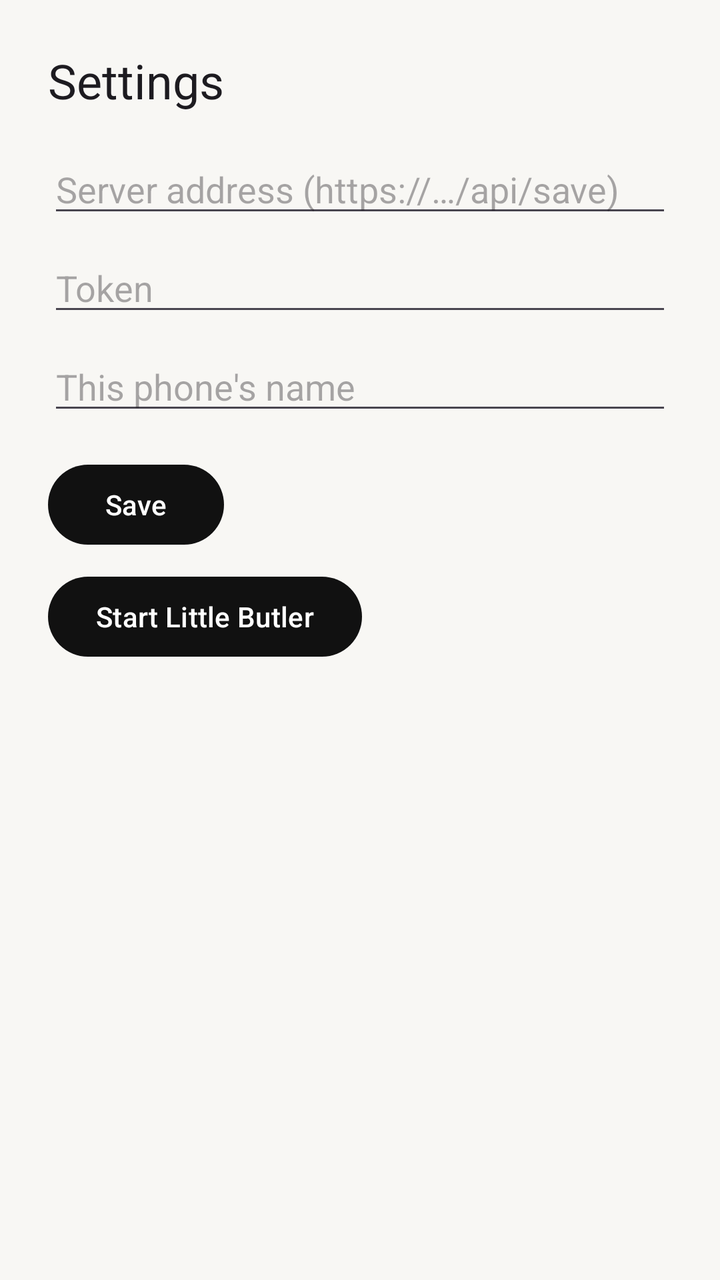
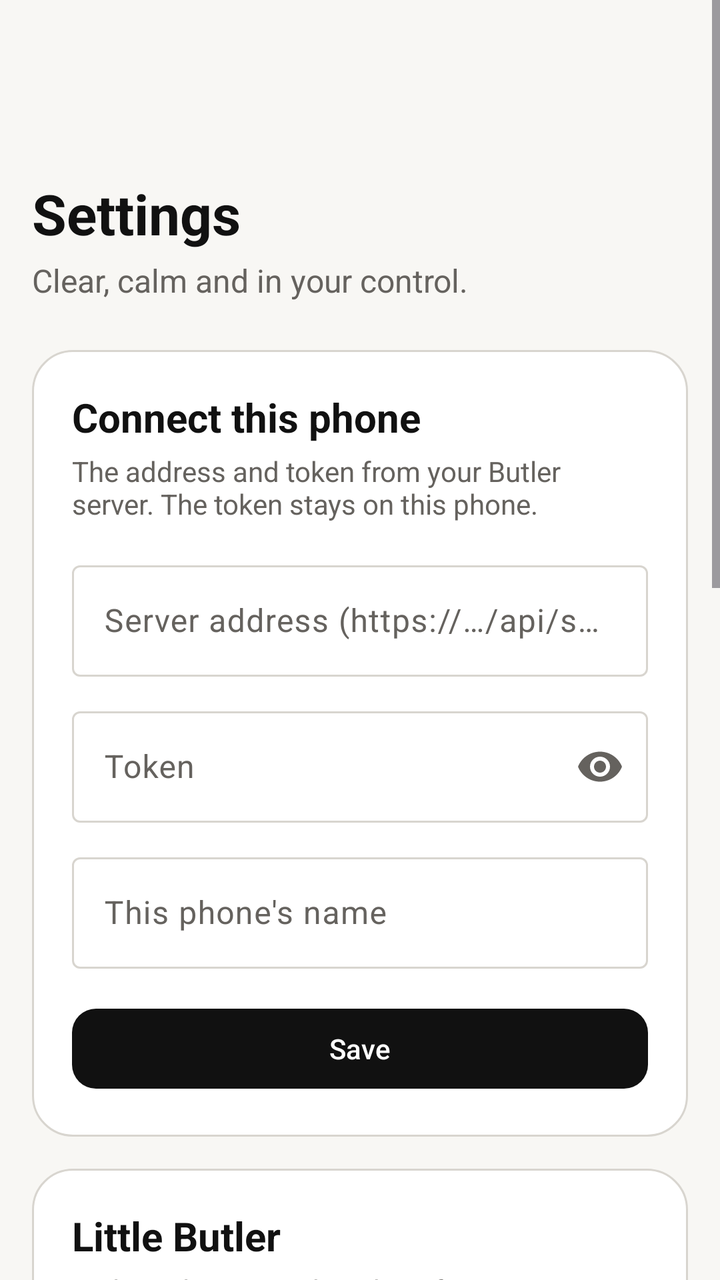

Two renders of the same Android screen: before a commit and after it. Below are the layout's source before the change and the commit's diff.
<!-- AndroidManifest.xml: application theme Theme.Butler -->
<!-- res/layout/activity_settings.xml -->
<?xml version="1.0" encoding="utf-8"?>
<ScrollView xmlns:android="http://schemas.android.com/apk/res/android"
    android:layout_width="match_parent"
    android:layout_height="match_parent"
    android:fitsSystemWindows="true">

    <LinearLayout
        android:layout_width="match_parent"
        android:layout_height="wrap_content"
        android:orientation="vertical"
        android:padding="24dp">

        <TextView
            android:layout_width="wrap_content"
            android:layout_height="wrap_content"
            android:text="@string/settings_title"
            android:textAppearance="?attr/textAppearanceHeadlineSmall" />

        <EditText
            android:id="@+id/save_url"
            android:layout_width="match_parent"
            android:layout_height="wrap_content"
            android:layout_marginTop="16dp"
            android:hint="@string/save_url_hint"
            android:importantForAutofill="no"
            android:inputType="textUri" />

        <EditText
            android:id="@+id/token"
            android:layout_width="match_parent"
            android:layout_height="wrap_content"
            android:layout_marginTop="8dp"
            android:hint="@string/token_hint"
            android:importantForAutofill="no"
            android:inputType="textPassword" />

        <EditText
            android:id="@+id/device"
            android:layout_width="match_parent"
            android:layout_height="wrap_content"
            android:layout_marginTop="8dp"
            android:hint="@string/device_hint"
            android:importantForAutofill="no"
            android:inputType="text" />

        <Button
            android:id="@+id/save_settings"
            android:layout_width="wrap_content"
            android:layout_height="wrap_content"
            android:layout_marginTop="16dp"
            android:text="@string/save" />

        <Button
            android:id="@+id/start_pet"
            android:layout_width="wrap_content"
            android:layout_height="wrap_content"
            android:layout_marginTop="8dp"
            android:text="@string/start_pet" />
    </LinearLayout>
</ScrollView>
<!-- resources referenced by this layout -->
<resources>
  <string name="device_hint">This phone's name</string>
  <string name="save">Save</string>
  <string name="save_url_hint">Server address (https://…/api/save)</string>
  <string name="settings_title">Settings</string>
  <string name="start_pet">Start Little Butler</string>
  <string name="token_hint">Token</string>
  <style name="Theme.Butler" parent="Theme.Material3.DayNight.NoActionBar">
          <item name="colorPrimary">@color/b2_ink</item>
          <item name="colorOnPrimary">@color/b2_white</item>
          <item name="colorPrimaryContainer">@color/b2_paper</item>
          <item name="colorOnPrimaryContainer">@color/b2_ink</item>
          <item name="colorSecondary">@color/b2_ink</item>
          <item name="colorOnSecondary">@color/b2_white</item>
          <item name="colorSecondaryContainer">@color/b2_line</item>
          <item name="colorOnSecondaryContainer">@color/b2_ink</item>
          <item name="colorTertiary">@color/b2_vermilion</item>
          <item name="android:colorBackground">@color/b2_paper</item>
          <item name="colorSurface">@color/b2_white</item>
          <item name="colorOnSurface">@color/b2_ink</item>
          <item name="colorOnSurfaceVariant">@color/b2_muted</item>
          <item name="colorOutline">@color/b2_line</item>
          <item name="colorError">@color/b2_action_red</item>
          <item name="android:statusBarColor">@color/b2_paper</item>
          <item name="android:windowLightStatusBar">true</item>
      </style>
  <color name="b2_ink">#111111</color>
  <color name="b2_white">#FFFFFF</color>
  <color name="b2_paper">#F8F7F4</color>
  <color name="b2_line">#D8D5CF</color>
  <color name="b2_vermilion">#E4462D</color>
  <color name="b2_muted">#65625E</color>
  <color name="b2_action_red">#B83120</color>
</resources>

<!-- the commit's change to res/layout/activity_settings.xml (unified diff, before → after) -->
@@ -1,60 +1,237 @@
 <?xml version="1.0" encoding="utf-8"?>
 <ScrollView xmlns:android="http://schemas.android.com/apk/res/android"
+    xmlns:app="http://schemas.android.com/apk/res-auto"
     android:layout_width="match_parent"
     android:layout_height="match_parent"
+    android:background="?android:attr/colorBackground"
     android:fitsSystemWindows="true">
 
     <LinearLayout
         android:layout_width="match_parent"
         android:layout_height="wrap_content"
         android:orientation="vertical"
-        android:padding="24dp">
+        android:paddingHorizontal="16dp"
+        android:paddingTop="24dp"
+        android:paddingBottom="32dp">
+
+        <ImageView
+            android:id="@+id/settings_logo"
+            android:layout_width="48dp"
+            android:layout_height="48dp"
+            android:contentDescription="@string/app_name"
+            android:src="@mipmap/ic_launcher" />
+
+        <TextView
+            android:id="@+id/settings_heading"
+            android:layout_width="wrap_content"
+            android:layout_height="wrap_content"
+            android:layout_marginTop="16dp"
+            android:text="@string/settings_title"
+            android:textColor="?attr/colorOnSurface"
+            android:textSize="28sp"
+            android:textStyle="bold" />
 
         <TextView
             android:layout_width="wrap_content"
             android:layout_height="wrap_content"
-            android:text="@string/settings_title"
-            android:textAppearance="?attr/textAppearanceHeadlineSmall" />
-
-        <EditText
-            android:id="@+id/save_url"
-            android:layout_width="match_parent"
-            android:layout_height="wrap_content"
-            android:layout_marginTop="16dp"
-            android:hint="@string/save_url_hint"
-            android:importantForAutofill="no"
-            android:inputType="textUri" />
-
-        <EditText
-            android:id="@+id/token"
-            android:layout_width="match_parent"
-            android:layout_height="wrap_content"
-            android:layout_marginTop="8dp"
-            android:hint="@string/token_hint"
-            android:importantForAutofill="no"
-            android:inputType="textPassword" />
-
-        <EditText
-            android:id="@+id/device"
-            android:layout_width="match_parent"
-            android:layout_height="wrap_content"
-            android:layout_marginTop="8dp"
-            android:hint="@string/device_hint"
-            android:importantForAutofill="no"
-            android:inputType="text" />
-
-        <Button
-            android:id="@+id/save_settings"
-            android:layout_width="wrap_content"
-            android:layout_height="wrap_content"
-            android:layout_marginTop="16dp"
-            android:text="@string/save" />
-
-        <Button
-            android:id="@+id/start_pet"
-            android:layout_width="wrap_content"
-            android:layout_height="wrap_content"
-            android:layout_marginTop="8dp"
-            android:text="@string/start_pet" />
+            android:layout_marginTop="4dp"
+            android:text="@string/settings_lede"
+            android:textColor="?attr/colorOnSurfaceVariant"
+            android:textSize="16sp" />
+
+        
+        <LinearLayout
+            android:layout_width="match_parent"
+            android:layout_height="wrap_content"
+            android:layout_marginTop="24dp"
+            android:background="@drawable/b2_card"
+            android:orientation="vertical"
+            android:padding="20dp">
+
+            <TextView
+                android:layout_width="wrap_content"
+                android:layout_height="wrap_content"
+                android:text="@string/settings_connect"
+                android:textColor="?attr/colorOnSurface"
+                android:textSize="20sp"
+                android:textStyle="bold" />
+
+            <TextView
+                android:layout_width="wrap_content"
+                android:layout_height="wrap_content"
+                android:layout_marginTop="4dp"
+                android:text="@string/settings_connect_help"
+                android:textColor="?attr/colorOnSurfaceVariant"
+                android:textSize="14sp" />
+
+            <com.google.android.material.textfield.TextInputLayout
+                style="@style/Widget.Material3.TextInputLayout.OutlinedBox"
+                android:layout_width="match_parent"
+                android:layout_height="wrap_content"
+                android:layout_marginTop="16dp"
+                android:hint="@string/save_url_hint">
+
+                <com.google.android.material.textfield.TextInputEditText
+                    android:id="@+id/save_url"
+                    android:layout_width="match_parent"
+                    android:layout_height="wrap_content"
+                    android:importantForAutofill="no"
+                    android:inputType="textUri" />
+            </com.google.android.material.textfield.TextInputLayout>
+
+            <com.google.android.material.textfield.TextInputLayout
+                style="@style/Widget.Material3.TextInputLayout.OutlinedBox"
+                android:layout_width="match_parent"
+                android:layout_height="wrap_content"
+                android:layout_marginTop="12dp"
+                android:hint="@string/token_hint"
+                app:endIconMode="password_toggle">
+
+                <com.google.android.material.textfield.TextInputEditText
+                    android:id="@+id/token"
+                    android:layout_width="match_parent"
+                    android:layout_height="wrap_content"
+                    android:importantForAutofill="no"
+                    android:inputType="textPassword" />
+            </com.google.android.material.textfield.TextInputLayout>
+
+            <com.google.android.material.textfield.TextInputLayout
+                style="@style/Widget.Material3.TextInputLayout.OutlinedBox"
+                android:layout_width="match_parent"
+                android:layout_height="wrap_content"
+                android:layout_marginTop="12dp"
+                android:hint="@string/device_hint">
+
+                <com.google.android.material.textfield.TextInputEditText
+                    android:id="@+id/device"
+                    android:layout_width="match_parent"
+                    android:layout_height="wrap_content"
+                    android:importantForAutofill="no"
+                    android:inputType="text" />
+            </com.google.android.material.textfield.TextInputLayout>
+
+            <com.google.android.material.button.MaterialButton
+                android:id="@+id/save_settings"
+                android:layout_width="match_parent"
+                android:layout_height="wrap_content"
+                android:layout_marginTop="16dp"
+                android:minHeight="48dp"
+                android:text="@string/save"
+                app:cornerRadius="12dp" />
+        </LinearLayout>
+
+        
+        <LinearLayout
+            android:layout_width="match_parent"
+            android:layout_height="wrap_content"
+            android:layout_marginTop="16dp"
+            android:background="@drawable/b2_card"
+            android:orientation="vertical"
+            android:padding="20dp">
+
+            <TextView
+                android:layout_width="wrap_content"
+                android:layout_height="wrap_content"
+                android:text="@string/pet_menu_name"
+                android:textColor="?attr/colorOnSurface"
+                android:textSize="20sp"
+                android:textStyle="bold" />
+
+            <TextView
+                android:layout_width="wrap_content"
+                android:layout_height="wrap_content"
+                android:layout_marginTop="4dp"
+                android:text="@string/settings_pet_help"
+                android:textColor="?attr/colorOnSurfaceVariant"
+                android:textSize="14sp" />
+
+            <TextView
+                android:id="@+id/permission_overlay"
+                android:layout_width="match_parent"
+                android:layout_height="wrap_content"
+                android:layout_marginTop="16dp"
+                android:drawablePadding="12dp"
+                android:minHeight="48dp"
+                android:gravity="center_vertical"
+                android:textColor="?attr/colorOnSurface"
+                android:textSize="16sp" />
+
+            <TextView
+                android:id="@+id/permission_hands"
+                android:layout_width="match_parent"
+                android:layout_height="wrap_content"
+                android:drawablePadding="12dp"
+                android:minHeight="48dp"
+                android:gravity="center_vertical"
+                android:textColor="?attr/colorOnSurface"
+                android:textSize="16sp" />
+
+            <TextView
+                android:id="@+id/permission_notifications"
+                android:layout_width="match_parent"
+                android:layout_height="wrap_content"
+                android:drawablePadding="12dp"
+                android:minHeight="48dp"
+                android:gravity="center_vertical"
+                android:textColor="?attr/colorOnSurface"
+                android:textSize="16sp" />
+
+            <com.google.android.material.button.MaterialButton
+                android:id="@+id/start_pet"
+                android:layout_width="match_parent"
+                android:layout_height="wrap_content"
+                android:layout_marginTop="12dp"
+                android:minHeight="48dp"
+                android:text="@string/start_pet"
+                app:cornerRadius="12dp" />
+        </LinearLayout>
+
+        
+        <LinearLayout
+            android:id="@+id/settings_prefs"
+            android:layout_width="match_parent"
+            android:layout_height="wrap_content"
+            android:layout_marginTop="16dp"
+            android:background="@drawable/b2_card"
+            android:orientation="vertical"
+            android:paddingHorizontal="20dp"
+            android:paddingVertical="16dp">
+
+            <TextView
+                android:layout_width="wrap_content"
+                android:layout_height="wrap_content"
+                android:layout_marginBottom="4dp"
+                android:text="@string/settings_personality"
+                android:textColor="?attr/colorOnSurface"
+                android:textSize="20sp"
+                android:textStyle="bold" />
+        </LinearLayout>
+
+        
+        <LinearLayout
+            android:layout_width="match_parent"
+            android:layout_height="wrap_content"
+            android:layout_marginTop="16dp"
+            android:background="@drawable/b2_card"
+            android:orientation="vertical"
+            android:padding="20dp">
+
+            <TextView
+                android:layout_width="wrap_content"
+                android:layout_height="wrap_content"
+                android:text="@string/settings_reach"
+                android:textColor="?attr/colorOnSurface"
+                android:textSize="20sp"
+                android:textStyle="bold" />
+
+            <TextView
+                android:layout_width="wrap_content"
+                android:layout_height="wrap_content"
+                android:layout_marginTop="8dp"
+                android:lineSpacingExtra="6dp"
+                android:text="@string/settings_reach_list"
+                android:textColor="?attr/colorOnSurfaceVariant"
+                android:textSize="15sp" />
+        </LinearLayout>
     </LinearLayout>
 </ScrollView>
<!-- resource entries referenced after the edit -->
@@ -1,8 +1,31 @@
 <!-- resources referenced by this layout -->
 <resources>
+  <!-- drawable b2_card (drawable) -->
+  <?xml version="1.0" encoding="utf-8"?>
+  <shape xmlns:android="http://schemas.android.com/apk/res/android" android:shape="rectangle">
+      <solid android:color="?attr/colorSurface" />
+      <stroke android:width="1dp" android:color="?attr/colorOutline" />
+      <corners android:radius="20dp" />
+  </shape>
+  <!-- mipmap ic_launcher (mipmap-anydpi-v26) -->
+  <?xml version="1.0" encoding="utf-8"?>
+  <adaptive-icon xmlns:android="http://schemas.android.com/apk/res/android">
+      <background android:drawable="@drawable/ic_launcher_background" />
+      <foreground android:drawable="@drawable/ic_launcher_foreground" />
+      <monochrome android:drawable="@drawable/ic_launcher_monochrome" />
+  </adaptive-icon>
+  <string name="app_name">Butler</string>
   <string name="device_hint">This phone's name</string>
+  <string name="pet_menu_name">Little Butler</string>
   <string name="save">Save</string>
   <string name="save_url_hint">Server address (https://…/api/save)</string>
+  <string name="settings_connect">Connect this phone</string>
+  <string name="settings_connect_help">The address and token from your Butler server. The token stays on this phone.</string>
+  <string name="settings_lede">Clear, calm and in your control.</string>
+  <string name="settings_personality">Appearance &amp; personality</string>
+  <string name="settings_pet_help">Little Butler sits at the edge of your screen. It needs these, asked for one at a time.</string>
+  <string name="settings_reach">Always within reach</string>
+  <string name="settings_reach_list">Pet position: drag Little Butler to any screen edge; it stays there.\nTheme: follows your phone\'s light or dark mode.\nWake listening: off. Butler only listens when you press the mic.\nScreen access: Accessibility, above.\nClipboard sync: in the pet\'s menu.\nConnected accounts and remote task access: Devices, on the website.\nData export and deletion: Settings, on the website.</string>
   <string name="settings_title">Settings</string>
   <string name="start_pet">Start Little Butler</string>
   <string name="token_hint">Token</string>
@@ -25,6 +48,13 @@
           <item name="android:statusBarColor">@color/b2_paper</item>
           <item name="android:windowLightStatusBar">true</item>
       </style>
+  <!-- drawable ic_launcher_background (drawable) -->
+  <?xml version="1.0" encoding="utf-8"?>
+  <shape xmlns:android="http://schemas.android.com/apk/res/android" android:shape="rectangle">
+      <solid android:color="#121212" />
+  </shape>
+  <!-- drawable ic_launcher_foreground: vector/xml drawable (drawable, 4326 chars, omitted) -->
+  <!-- drawable ic_launcher_monochrome: vector/xml drawable (drawable, 4243 chars, omitted) -->
   <color name="b2_ink">#111111</color>
   <color name="b2_white">#FFFFFF</color>
   <color name="b2_paper">#F8F7F4</color>
